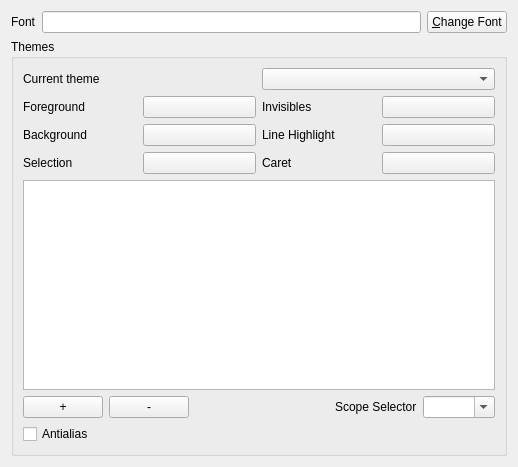
Above: src/prymatex/gui/config/ui_files/font_and_theme.ui from prymatex/prymatex before the change. Below: the same form after it.
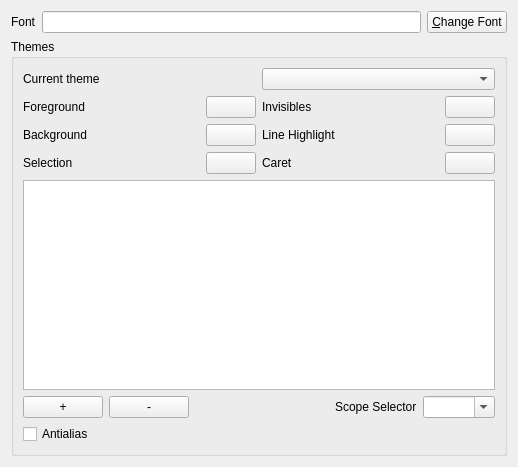
That is the form after the change. Icons and pictures are not drawn.

Commit message: styles and themes

Patch:
```diff
--- a/src/prymatex/gui/config/ui_files/font_and_theme.ui
+++ b/src/prymatex/gui/config/ui_files/font_and_theme.ui
@@ -80,6 +80,12 @@
         </item>
         <item row="0" column="1">
          <widget class="QPushButton" name="pushForeground">
+          <property name="maximumSize">
+           <size>
+            <width>50</width>
+            <height>16777215</height>
+           </size>
+          </property>
           <property name="text">
            <string/>
           </property>
@@ -94,6 +100,12 @@
         </item>
         <item row="0" column="3">
          <widget class="QPushButton" name="pushInvisibles">
+          <property name="maximumSize">
+           <size>
+            <width>50</width>
+            <height>16777215</height>
+           </size>
+          </property>
           <property name="text">
            <string/>
           </property>
@@ -108,6 +120,12 @@
         </item>
         <item row="1" column="1">
          <widget class="QPushButton" name="pushBackground">
+          <property name="maximumSize">
+           <size>
+            <width>50</width>
+            <height>16777215</height>
+           </size>
+          </property>
           <property name="text">
            <string/>
           </property>
@@ -122,6 +140,12 @@
         </item>
         <item row="1" column="3">
          <widget class="QPushButton" name="pushLineHighlight">
+          <property name="maximumSize">
+           <size>
+            <width>50</width>
+            <height>16777215</height>
+           </size>
+          </property>
           <property name="text">
            <string/>
           </property>
@@ -136,6 +160,12 @@
         </item>
         <item row="2" column="1">
          <widget class="QPushButton" name="pushSelection">
+          <property name="maximumSize">
+           <size>
+            <width>50</width>
+            <height>16777215</height>
+           </size>
+          </property>
           <property name="text">
            <string/>
           </property>
@@ -150,6 +180,12 @@
         </item>
         <item row="2" column="3">
          <widget class="QPushButton" name="pushCaret">
+          <property name="maximumSize">
+           <size>
+            <width>50</width>
+            <height>16777215</height>
+           </size>
+          </property>
           <property name="text">
            <string/>
           </property>
```
Left out of the diff: 9 changed lines with no effect on the pictures. The commit also changes 7 other files.
